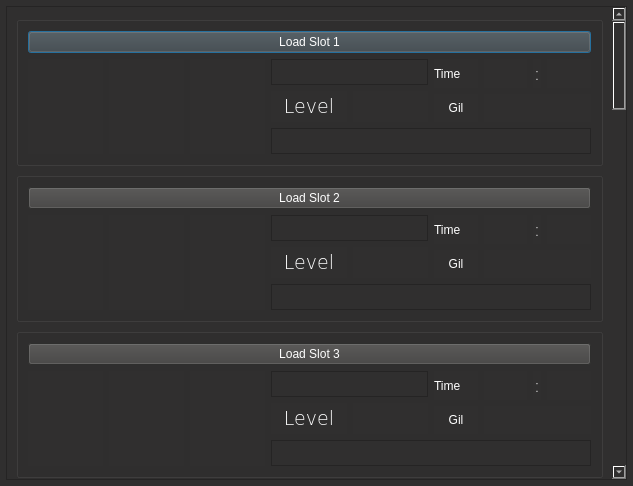
Before: the Qt Designer form slotselect.ui in sithlord48/blackchocobo, drawn with Qt 5.
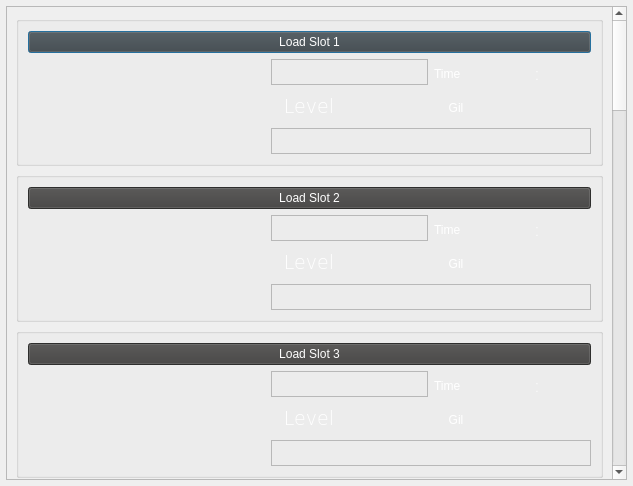
After: the same form once the commit is applied. Icons and pictures are not drawn.

Patch:
```diff
--- a/slotselect.ui
+++ b/slotselect.ui
@@ -39,8 +39,13 @@
     <normaloff>:/icon/bchoco</normaloff>:/icon/bchoco</iconset>
   </property>
   <property name="styleSheet">
-   <string notr="true">background-color: rgb(48, 47, 47);
-font: 9pt &quot;Ubuntu&quot;;color:rgb(255,255,255);
+   <string notr="true">QLabel{
+font: 75 14pt &quot;Verdana&quot;;color:rgb(255, 255, 255)
+}
+QPushButton{
+background-color: rgb(65, 64, 63);
+font: 9pt &quot;Ubuntu&quot;;color: rgb(255,255,255);
+}
 </string>
   </property>
   <property name="modal">
@@ -62,14 +67,7 @@
     </size>
    </property>
    <property name="styleSheet">
-    <string notr="true">QLabel{
-font: 75 14pt &quot;Verdana&quot;;color:rgb(255, 255, 255)
-}
-QPushButton{
-background-color: rgb(65, 64, 63);
-font: 9pt &quot;Ubuntu&quot;;color: rgb(255,255,255);
-}
-
+    <string notr="true">
 </string>
    </property>
    <property name="widgetResizable">
```
Left out of the diff: 3 changed lines with no effect on the pictures.
